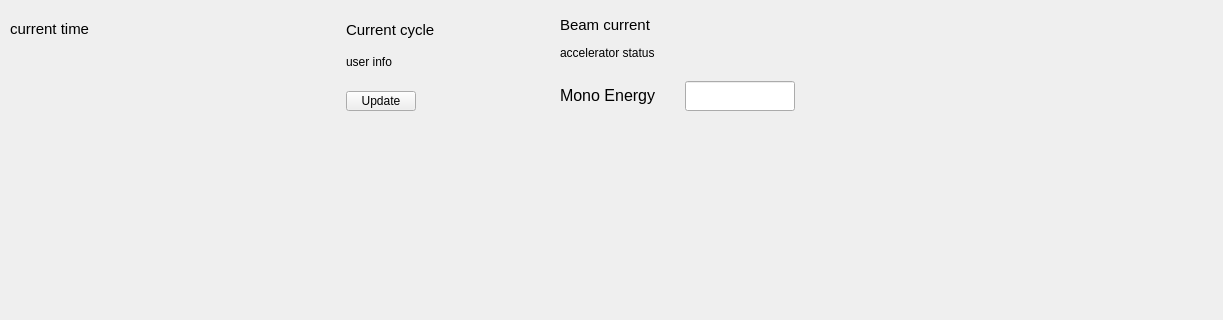
This is isstools/ui/ui_general_info.ui in NSLS-II-QAS/isstools as Qt 5 draws it before an edit. The edited form follows.
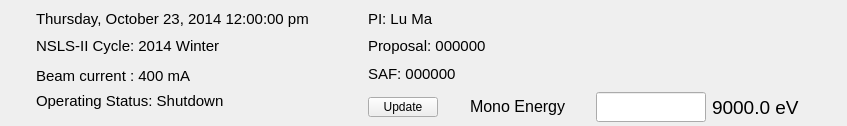
This is the edited form.

Commit message: Updated User info widget

Diff of the .ui file:
```diff
--- a/isstools/ui/ui_general_info.ui
+++ b/isstools/ui/ui_general_info.ui
@@ -6,63 +6,67 @@
    <rect>
     <x>0</x>
     <y>0</y>
-    <width>1223</width>
-    <height>320</height>
+    <width>847</width>
+    <height>126</height>
    </rect>
   </property>
   <property name="windowTitle">
    <string>Form</string>
   </property>
-  <widget class="QLabel" name="label_accelerator_status_indicator">
-   <property name="geometry">
-    <rect>
-     <x>700</x>
-     <y>0</y>
-     <width>41</width>
-     <height>41</height>
-    </rect>
-   </property>
-   <property name="text">
-    <string/>
-   </property>
-  </widget>
-  <widget class="QLabel" name="label_current_weather_icon">
-   <property name="geometry">
-    <rect>
-     <x>0</x>
-     <y>30</y>
-     <width>50</width>
-     <height>50</height>
-    </rect>
-   </property>
-   <property name="text">
-    <string/>
-   </property>
-  </widget>
   <widget class="QWidget" name="gridLayoutWidget">
    <property name="geometry">
     <rect>
-     <x>260</x>
+     <x>10</x>
      <y>10</y>
-     <width>261</width>
-     <height>101</height>
+     <width>831</width>
+     <height>112</height>
     </rect>
    </property>
    <layout class="QGridLayout" name="gridLayout">
-    <item row="2" column="0">
-     <widget class="QPushButton" name="push_set_user_info">
-      <property name="maximumSize">
-       <size>
-        <width>70</width>
-        <height>20</height>
-       </size>
-      </property>
-      <property name="text">
-       <string>Update</string>
-      </property>
-     </widget>
-    </item>
     <item row="0" column="0">
+     <widget class="QLabel" name="label_current_time">
+      <property name="maximumSize">
+       <size>
+        <width>400</width>
+        <height>30</height>
+       </size>
+      </property>
+      <property name="font">
+       <font>
+        <pointsize>11</pointsize>
+        <weight>50</weight>
+        <bold>false</bold>
+       </font>
+      </property>
+      <property name="text">
+       <string>Thursday, October 23, 2014 12:00:00 pm</string>
+      </property>
+      <property name="alignment">
+       <set>Qt::AlignLeading|Qt::AlignLeft|Qt::AlignTop</set>
+      </property>
+     </widget>
+    </item>
+    <item row="3" column="0">
+     <widget class="QLabel" name="label_accelerator_status">
+      <property name="font">
+       <font>
+        <pointsize>11</pointsize>
+        <weight>50</weight>
+        <bold>false</bold>
+       </font>
+      </property>
+      <property name="text">
+       <string>Operating Status: Shutdown</string>
+      </property>
+      <property name="alignment">
+       <set>Qt::AlignLeading|Qt::AlignLeft|Qt::AlignTop</set>
+      </property>
+      <property name="wordWrap">
+       <bool>true</bool>
+      </property>
+     </widget>
+    </item>
+    <item row="1" column="0">
      <widget class="QLabel" name="label_current_cycle">
       <property name="enabled">
        <bool>true</bool>
@@ -81,49 +85,14 @@
        </font>
       </property>
       <property name="text">
-       <string>Current cycle</string>
-      </property>
-     </widget>
-    </item>
-    <item row="1" column="0">
-     <widget class="QLabel" name="label_user_info">
-      <property name="maximumSize">
-       <size>
-        <width>400</width>
-        <height>30</height>
-       </size>
-      </property>
-      <property name="font">
-       <font>
-        <pointsize>9</pointsize>
-        <weight>50</weight>
-        <bold>false</bold>
-       </font>
-      </property>
-      <property name="text">
-       <string>user info</string>
+       <string>NSLS-II Cycle: 2014 Winter</string>
       </property>
       <property name="alignment">
        <set>Qt::AlignLeading|Qt::AlignLeft|Qt::AlignTop</set>
       </property>
-      <property name="wordWrap">
-       <bool>true</bool>
-      </property>
      </widget>
     </item>
-   </layout>
-  </widget>
-  <widget class="QWidget" name="verticalLayoutWidget">
-   <property name="geometry">
-    <rect>
-     <x>560</x>
-     <y>10</y>
-     <width>341</width>
-     <height>101</height>
-    </rect>
-   </property>
-   <layout class="QVBoxLayout" name="verticalLayout">
-    <item>
+    <item row="2" column="0">
      <widget class="QLabel" name="label_beam_current">
       <property name="font">
        <font>
@@ -133,34 +102,33 @@
        </font>
       </property>
       <property name="text">
-       <string>Beam current</string>
+       <string>Beam current : 400 mA</string>
       </property>
      </widget>
     </item>
-    <item>
-     <widget class="QLabel" name="label_accelerator_status">
-      <property name="font">
-       <font>
-        <pointsize>9</pointsize>
-        <weight>50</weight>
-        <bold>false</bold>
-       </font>
+    <item row="3" column="1">
+     <widget class="QPushButton" name="push_set_user_info">
+      <property name="maximumSize">
+       <size>
+        <width>70</width>
+        <height>20</height>
+       </size>
       </property>
       <property name="text">
-       <string>accelerator status</string>
-      </property>
-      <property name="alignment">
-       <set>Qt::AlignLeading|Qt::AlignLeft|Qt::AlignTop</set>
-      </property>
-      <property name="wordWrap">
-       <bool>true</bool>
+       <string>Update</string>
       </property>
      </widget>
     </item>
-    <item>
+    <item row="3" column="2">
      <layout class="QHBoxLayout" name="horizontalLayout">
       <item>
        <widget class="QLabel" name="label">
+        <property name="maximumSize">
+         <size>
+          <width>120</width>
+          <height>30</height>
+         </size>
+        </property>
         <property name="font">
          <font>
           <pointsize>12</pointsize>
@@ -205,43 +173,92 @@
          </font>
         </property>
         <property name="text">
-         <string/>
+         <string>9000.0 eV</string>
         </property>
        </widget>
       </item>
      </layout>
     </item>
+    <item row="1" column="1" colspan="2">
+     <widget class="QLabel" name="label_proposal">
+      <property name="maximumSize">
+       <size>
+        <width>200</width>
+        <height>30</height>
+       </size>
+      </property>
+      <property name="font">
+       <font>
+        <pointsize>11</pointsize>
+        <weight>50</weight>
+        <bold>false</bold>
+       </font>
+      </property>
+      <property name="text">
+       <string>Proposal: 000000</string>
+      </property>
+      <property name="alignment">
+       <set>Qt::AlignLeading|Qt::AlignLeft|Qt::AlignTop</set>
+      </property>
+      <property name="wordWrap">
+       <bool>true</bool>
+      </property>
+     </widget>
+    </item>
+    <item row="0" column="1" colspan="2">
+     <widget class="QLabel" name="label_user_name">
+      <property name="maximumSize">
+       <size>
+        <width>200</width>
+        <height>30</height>
+       </size>
+      </property>
+      <property name="font">
+       <font>
+        <pointsize>11</pointsize>
+        <weight>50</weight>
+        <bold>false</bold>
+       </font>
+      </property>
+      <property name="text">
+       <string>PI: Lu Ma</string>
+      </property>
+      <property name="alignment">
+       <set>Qt::AlignLeading|Qt::AlignLeft|Qt::AlignTop</set>
+      </property>
+      <property name="wordWrap">
+       <bool>true</bool>
+      </property>
+     </widget>
+    </item>
+    <item row="2" column="1" colspan="2">
+     <widget class="QLabel" name="label_saf">
+      <property name="maximumSize">
+       <size>
+        <width>200</width>
+        <height>30</height>
+       </size>
+      </property>
+      <property name="font">
+       <font>
+        <pointsize>11</pointsize>
+        <weight>50</weight>
+        <bold>false</bold>
+       </font>
+      </property>
+      <property name="text">
+       <string>SAF: 000000</string>
+      </property>
+      <property name="alignment">
+       <set>Qt::AlignLeading|Qt::AlignLeft|Qt::AlignTop</set>
+      </property>
+      <property name="wordWrap">
+       <bool>true</bool>
+      </property>
+     </widget>
+    </item>
    </layout>
   </widget>
-  <widget class="QLabel" name="label_current_time">
-   <property name="geometry">
-    <rect>
-     <x>10</x>
-     <y>20</y>
-     <width>211</width>
-     <height>37</height>
-    </rect>
-   </property>
-   <property name="maximumSize">
-    <size>
-     <width>250</width>
-     <height>50</height>
-    </size>
-   </property>
-   <property name="font">
-    <font>
-     <pointsize>11</pointsize>
-     <weight>50</weight>
-     <bold>false</bold>
-    </font>
-   </property>
-   <property name="text">
-    <string>current time</string>
-   </property>
-   <property name="alignment">
-    <set>Qt::AlignLeading|Qt::AlignLeft|Qt::AlignTop</set>
-   </property>
-  </widget>
  </widget>
  <resources/>
  <connections/>
```
The commit also changes 5 other files.
